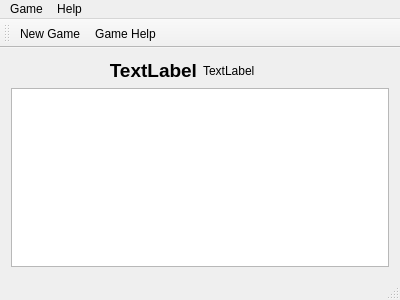
ppapryczka/ConnectedFourQt, file src/MainWindow.ui: the form before one commit.
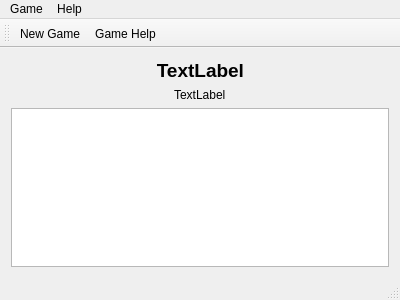
The form after the commit. Icons and pictures are not drawn. Custom widgets are drawn as their Qt base class.

Commit message: Color label don't change game filed size.

```diff
--- a/src/MainWindow.ui
+++ b/src/MainWindow.ui
@@ -23,7 +23,7 @@
       <item>
        <widget class="QLabel" name="message">
         <property name="sizePolicy">
-         <sizepolicy hsizetype="Preferred" vsizetype="Fixed">
+         <sizepolicy hsizetype="Maximum" vsizetype="Fixed">
           <horstretch>0</horstretch>
           <verstretch>0</verstretch>
          </sizepolicy>
@@ -47,10 +47,12 @@
         </property>
        </widget>
       </item>
-      <item>
+     </layout>
+    </item>
+    <item alignment="Qt::AlignHCenter">
        <widget class="QLabel" name="colorMessage">
         <property name="sizePolicy">
-         <sizepolicy hsizetype="Preferred" vsizetype="Preferred">
+       <sizepolicy hsizetype="Maximum" vsizetype="Preferred">
           <horstretch>0</horstretch>
           <verstretch>0</verstretch>
          </sizepolicy>
@@ -59,8 +61,6 @@
          <string>TextLabel</string>
         </property>
        </widget>
-      </item>
-     </layout>
     </item>
     <item>
      <widget class="SizeFitGraphicsView" name="graphicsView"/>
```
Lines whose indentation alone changed are shown as unchanged. The commit also changes 6 other files.
